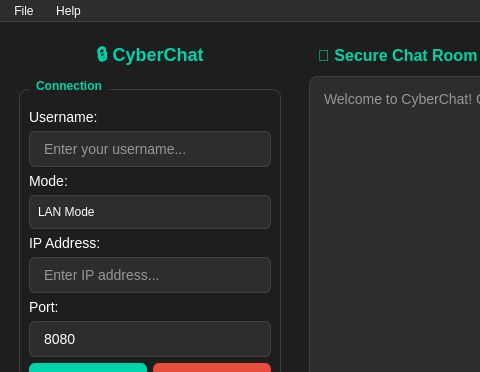
The window that mainwindow.ui (CyberNilsen/CyberChat) describes before a commit, drawn with Qt 5; both pictures show x 0 to 480 and y 0 to 372 of the 1000 by 800 pixel window.
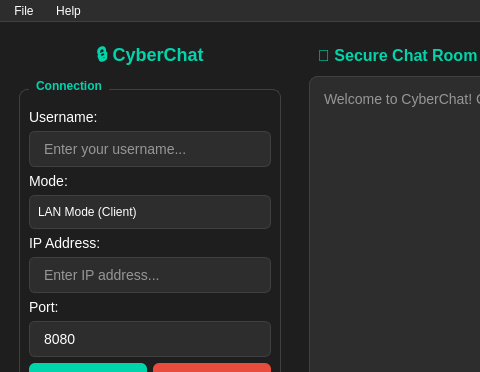
The same window after the commit. Icons and pictures are not drawn.

Commit message: Small change to UI regarding menu bar

```diff
--- a/mainwindow.ui
+++ b/mainwindow.ui
@@ -231,12 +231,7 @@
             </property>
             <item>
              <property name="text">
-              <string>LAN Mode</string>
-             </property>
-            </item>
-            <item>
-             <property name="text">
-              <string>WAN Mode (Server)</string>
+              <string>LAN Mode (Client)</string>
              </property>
             </item>
             <item>
```
Left out of the diff: 14 changed lines with no effect on the pictures. The commit also changes 1 other file.
